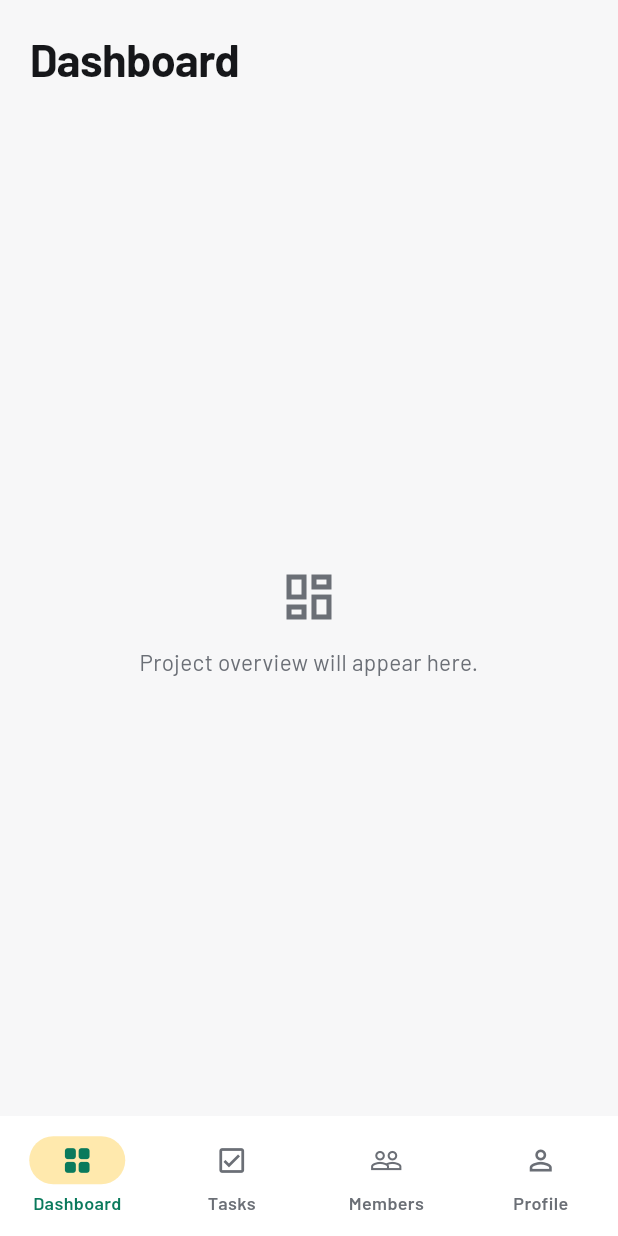
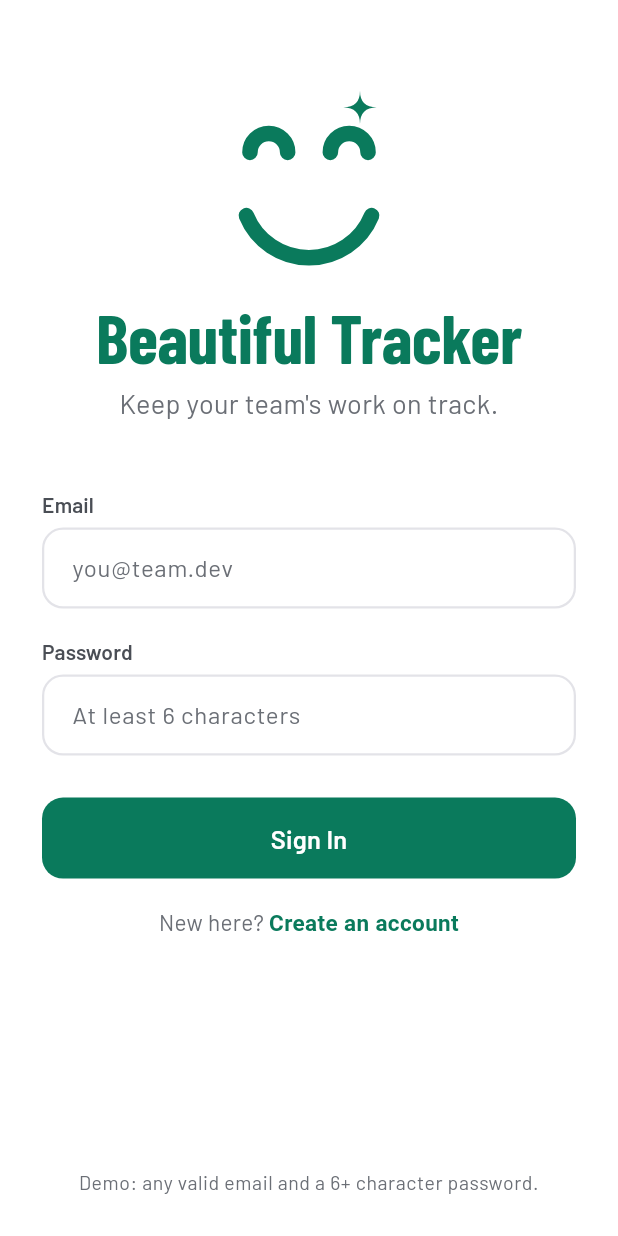
Before and after one commit to rebakevin/beautiful-tracker, a Flutter app: the screen it shows after launch, on a phone screen of 412 x 824 dp. Run offline on Flutter 3.47's test engine with Material 3 defaults, Android fonts, the phone set to English and light mode, and no system bars; our stand-ins replace google_fonts, shared_preferences, sqflite, sqflite_common_ffi_web; accounts and stored records are empty.

Commit message:
Add sign in and sign up screens with a saved session
The root app state holds the signed-in user and dark mode, updates them
with setState and shares them through SessionScope. An auth gate shows
sign-in or the main tabs. The session is restored on startup, so the
app reopens signed in.

```diff
--- a/lib/app.dart
+++ b/lib/app.dart
@@ -1,18 +1,84 @@
 import 'package:flutter/material.dart';
 
+import 'core/session/session_scope.dart';
 import 'core/theme/app_theme.dart';
+import 'data/local/preferences_service.dart';
+import 'data/models/app_user.dart';
+import 'features/auth/sign_in_screen.dart';
 import 'navigation/main_shell.dart';
 
-class BeautifulTrackerApp extends StatelessWidget {
-  const BeautifulTrackerApp({super.key});
+class BeautifulTrackerApp extends StatefulWidget {
+  const BeautifulTrackerApp({
+    super.key,
+    required this.preferences,
+    this.initialUser,
+  });
+
+  final PreferencesService preferences;
+
+  /// User restored from the saved session, if any.
+  final AppUser? initialUser;
+
+  @override
+  State<BeautifulTrackerApp> createState() => _BeautifulTrackerAppState();
+}
+
+class _BeautifulTrackerAppState extends State<BeautifulTrackerApp>
+    implements SessionController {
+  late AppUser? _user = widget.initialUser;
+  late bool _darkMode = widget.preferences.darkMode;
+
+  @override
+  void signedIn(AppUser user) {
+    setState(() => _user = user);
+    widget.preferences.setCurrentUserId(user.id);
+  }
+
+  @override
+  void userUpdated(AppUser user) {
+    setState(() => _user = user);
+  }
+
+  @override
+  Future<void> signOut() async {
+    setState(() => _user = null);
+    await widget.preferences.setCurrentUserId(null);
+  }
+
+  @override
+  Future<void> setDarkMode(bool enabled) async {
+    setState(() => _darkMode = enabled);
+    await widget.preferences.setDarkMode(enabled);
+  }
 
   @override
   Widget build(BuildContext context) {
-    return MaterialApp(
-      title: 'Beautiful Tracker',
-      debugShowCheckedModeBanner: false,
-      theme: AppTheme.light,
-      home: const MainShell(),
+    final signedIn = _user != null;
+    return SessionScope(
+      user: _user,
+      darkMode: _darkMode,
+      controller: this,
+      child: MaterialApp(
+        title: 'Beautiful Tracker',
+        debugShowCheckedModeBanner: false,
+        theme: AppTheme.light,
+        darkTheme: AppTheme.dark,
+        // Dark mode applies only after sign-in.
+        themeMode: signedIn && _darkMode ? ThemeMode.dark : ThemeMode.light,
+        home: const _AuthGate(),
+      ),
     );
   }
 }
+
+/// Shows the sign-in flow or the main app depending on the session. It reads
+/// [SessionScope], so it rebuilds itself whenever the user signs in or out.
+class _AuthGate extends StatelessWidget {
+  const _AuthGate();
+
+  @override
+  Widget build(BuildContext context) {
+    final signedIn = SessionScope.of(context).user != null;
+    return signedIn ? const MainShell() : const SignInScreen();
+  }
+}
--- /dev/null
+++ b/lib/core/session/session_scope.dart
@@ -0,0 +1,57 @@
+import 'package:flutter/widgets.dart';
+
+import '../../data/models/app_user.dart';
+
+/// Actions that change the app-wide session. Implemented by the root app
+/// state, which calls setState() and persists the change.
+abstract interface class SessionController {
+  void signedIn(AppUser user);
+  void userUpdated(AppUser user);
+  Future<void> signOut();
+  Future<void> setDarkMode(bool enabled);
+}
+
+/// Makes the signed-in user and theme setting available to every screen
+/// without passing them through each constructor.
+///
+/// Widgets that call [SessionScope.of] rebuild automatically when the user or
+/// dark mode changes.
+class SessionScope extends InheritedWidget {
+  const SessionScope({
+    super.key,
+    required this.user,
+    required this.darkMode,
+    required this.controller,
+    required super.child,
+  });
+
+  final AppUser? user;
+  final bool darkMode;
+  final SessionController controller;
+
+  static SessionScope of(BuildContext context) {
+    final scope = context.dependOnInheritedWidgetOfExactType<SessionScope>();
+    assert(scope != null, 'No SessionScope above this widget');
+    return scope!;
+  }
+
+  /// The session actions, for use in event handlers (button taps, form
+  /// submits). Does not subscribe the caller to rebuilds.
+  static SessionController controllerOf(BuildContext context) {
+    final scope = context.getInheritedWidgetOfExactType<SessionScope>();
+    assert(scope != null, 'No SessionScope above this widget');
+    return scope!.controller;
+  }
+
+  /// The signed-in user, without subscribing to rebuilds. For initState and
+  /// event handlers on screens shown after sign-in.
+  static AppUser readUser(BuildContext context) {
+    final scope = context.getInheritedWidgetOfExactType<SessionScope>();
+    assert(scope?.user != null, 'No signed-in user');
+    return scope!.user!;
+  }
+
+  @override
+  bool updateShouldNotify(SessionScope oldWidget) =>
+      user != oldWidget.user || darkMode != oldWidget.darkMode;
+}
--- /dev/null
+++ b/lib/features/auth/sign_in_screen.dart
@@ -0,0 +1,182 @@
+import 'package:flutter/material.dart';
+
+import '../../core/session/session_scope.dart';
+import '../../core/theme/app_palette.dart';
+import '../../core/theme/app_spacing.dart';
+import '../../core/theme/app_theme.dart';
+import '../../core/utils/validators.dart';
+import '../../data/services/account_service.dart';
+import '../../widgets/app_logo.dart';
+import '../../widgets/labeled_text_field.dart';
+import '../../widgets/primary_button.dart';
+import '../../widgets/toast.dart';
+import 'sign_up_screen.dart';
+import 'widgets/auth_switch_link.dart';
+
+class SignInScreen extends StatefulWidget {
+  const SignInScreen({super.key});
+
+  @override
+  State<SignInScreen> createState() => _SignInScreenState();
+}
+
+class _SignInScreenState extends State<SignInScreen> {
+  final _formKey = GlobalKey<FormState>();
+  final _emailController = TextEditingController();
+  final _passwordController = TextEditingController();
+  final _accounts = AccountService();
+
+  // Errors from the account check (e.g. wrong password), shown under the
+  // field until the user edits it.
+  String? _passwordError;
+  bool _loading = false;
+
+  // Validate live only after the first submit, so fields are not red while
+  // the user is still typing for the first time.
+  AutovalidateMode _autovalidate = AutovalidateMode.disabled;
+
+  @override
+  void dispose() {
+    _emailController.dispose();
+    _passwordController.dispose();
+    super.dispose();
+  }
+
+  Future<void> _submit() async {
+    FocusScope.of(context).unfocus();
+    setState(() {
+      _passwordError = null;
+      _autovalidate = AutovalidateMode.onUserInteraction;
+    });
+    if (!_formKey.currentState!.validate()) return;
+
+    setState(() => _loading = true);
+    try {
+      final user = await _accounts.signIn(
+        email: _emailController.text,
+        password: _passwordController.text,
+      );
+      if (!mounted) return;
+      // The app swaps this screen for the dashboard.
+      SessionScope.controllerOf(context).signedIn(user);
+    } on AccountException catch (e) {
+      setState(() => _passwordError = e.message);
+    } catch (e) {
+      debugPrint('Sign in failed: $e');
+      if (mounted) showToast(context, 'Could not sign in. Please try again.');
+    } finally {
+      if (mounted) setState(() => _loading = false);
+    }
+  }
+
+  void _openSignUp() {
+    Navigator.of(
+      context,
+    ).push(MaterialPageRoute(builder: (_) => const SignUpScreen()));
+  }
+
+  @override
+  Widget build(BuildContext context) {
+    final palette = context.palette;
+    final text = Theme.of(context).textTheme;
+
+    return Scaffold(
+      backgroundColor: palette.surface,
+      body: SafeArea(
+        // LayoutBuilder + minHeight lets the demo hint sit at the bottom on
+        // tall screens while the form still scrolls when the keyboard opens.
+        child: LayoutBuilder(
+          builder: (context, constraints) => SingleChildScrollView(
+            padding: const EdgeInsets.fromLTRB(
+              AppSpacing.auth,
+              48,
+              AppSpacing.auth,
+              AppSpacing.auth,
+            ),
+            child: ConstrainedBox(
+              constraints: BoxConstraints(
+                minHeight: constraints.maxHeight - 48 - AppSpacing.auth,
+              ),
+              child: IntrinsicHeight(
+                child: Form(
+                  key: _formKey,
+                  autovalidateMode: _autovalidate,
+                  child: AutofillGroup(
+                    child: Column(
+                      crossAxisAlignment: CrossAxisAlignment.stretch,
+                      children: [
+                        const Center(child: AppLogo()),
+                        const SizedBox(height: 24),
+                        Text(
+                          'Beautiful Tracker',
+                          textAlign: TextAlign.center,
+                          style: AppTheme.brand(
+                            size: 46,
+                            color: palette.accent,
+                          ),
+                        ),
+                        const SizedBox(height: AppSpacing.sm),
+                        Text(
+                          "Keep your team's work on track.",
+                          textAlign: TextAlign.center,
+                          style: text.bodyMedium?.copyWith(fontSize: 18),
+                        ),
+                        const SizedBox(height: 44),
+                        LabeledTextField(
+                          label: 'Email',
+                          controller: _emailController,
+                          hint: 'you@team.dev',
+                          validator: Validators.email,
+                          keyboardType: TextInputType.emailAddress,
+                          autofillHints: const [AutofillHints.email],
+                        ),
+                        const SizedBox(height: 18),
+                        LabeledTextField(
+                          label: 'Password',
+                          controller: _passwordController,
+                          hint: 'At least 6 characters',
+                          validator: Validators.password,
+                          errorText: _passwordError,
+                          onChanged: (_) {
+                            if (_passwordError != null) {
+                              setState(() => _passwordError = null);
+                            }
+                          },
+                          obscureText: true,
+                          textInputAction: TextInputAction.done,
+                          autofillHints: const [AutofillHints.password],
+                          onFieldSubmitted: (_) => _submit(),
+                        ),
+                        const SizedBox(height: AppSpacing.auth),
+                        PrimaryButton(
+                          label: 'Sign In',
+                          onPressed: _submit,
+                          loading: _loading,
+                          height: 54,
+                          fontSize: 17,
+                        ),
+                        const SizedBox(height: 18),
+                        AuthSwitchLink(
+                          prompt: 'New here?',
+                          action: 'Create an account',
+                          onTap: _openSignUp,
+                        ),
+                        const Spacer(),
+                        const SizedBox(height: 24),
+                        Text(
+                          'Demo: any valid email and a 6+ character password.',
+                          textAlign: TextAlign.center,
+                          style: text.bodySmall,
+                        ),
+                      ],
+                    ),
+                  ),
+                ),
+              ),
+            ),
+          ),
+        ),
+      ),
+    );
+  }
+}
--- /dev/null
+++ b/lib/features/auth/widgets/auth_switch_link.dart
@@ -0,0 +1,57 @@
+import 'package:flutter/gestures.dart';
+import 'package:flutter/material.dart';
+
+import '../../../core/theme/app_palette.dart';
+
+/// "New here? Create an account" / "Already have an account? Sign in".
+///
+/// A single rich text, so it wraps onto two lines on narrow screens or with
+/// large system font sizes instead of overflowing.
+class AuthSwitchLink extends StatefulWidget {
+  const AuthSwitchLink({
+    super.key,
+    required this.prompt,
+    required this.action,
+    required this.onTap,
+  });
+
+  final String prompt;
+  final String action;
+  final VoidCallback onTap;
+
+  @override
+  State<AuthSwitchLink> createState() => _AuthSwitchLinkState();
+}
+
+class _AuthSwitchLinkState extends State<AuthSwitchLink> {
+  // Recognizers hold resources, so they are created once and disposed.
+  late final _tap = TapGestureRecognizer()..onTap = () => widget.onTap();
+
+  @override
+  void dispose() {
+    _tap.dispose();
+    super.dispose();
+  }
+
+  @override
+  Widget build(BuildContext context) {
+    final style = Theme.of(context).textTheme.bodyMedium;
+    return Text.rich(
+      TextSpan(
+        style: style,
+        children: [
+          TextSpan(text: '${widget.prompt} '),
+          TextSpan(
+            text: widget.action,
+            recognizer: _tap,
+            style: TextStyle(
+              color: context.palette.accent,
+              fontWeight: FontWeight.w600,
+            ),
+          ),
+        ],
+      ),
+      textAlign: TextAlign.center,
+    );
+  }
+}
```
Also changed, not shown: lib/features/auth/sign_up_screen.dart (added, +229 -0 lines), lib/main.dart (+26 -4 lines).
